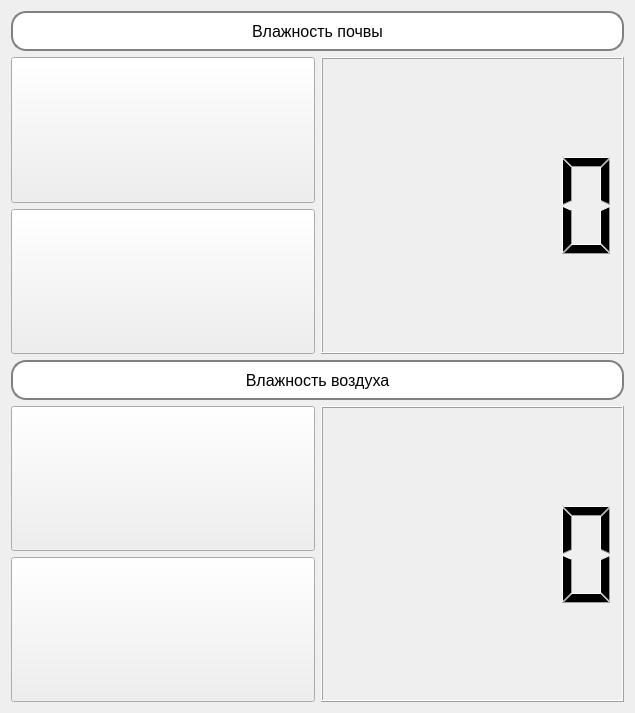
Above: ui/humidity.ui from chelovek12565/farm before the change. Below: the same form after it.
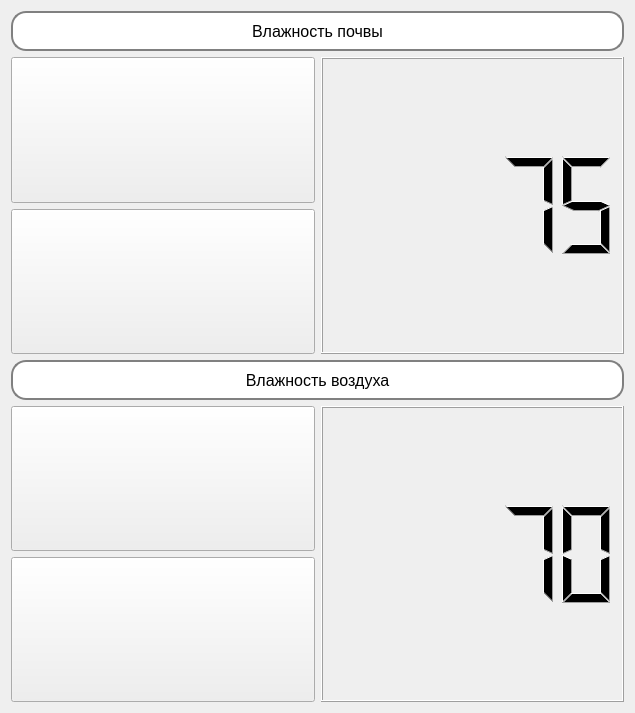
That is the form after the change.

The edit to the form file:
```diff
--- a/ui/humidity.ui
+++ b/ui/humidity.ui
@@ -91,7 +91,14 @@
       </layout>
      </item>
      <item>
-      <widget class="QLCDNumber" name="lcdNumber_2"/>
+      <widget class="QLCDNumber" name="lcdNumber_2">
+       <property name="smallDecimalPoint">
+        <bool>false</bool>
+       </property>
+       <property name="intValue" stdset="0">
+        <number>75</number>
+       </property>
+      </widget>
      </item>
     </layout>
    </item>
@@ -161,7 +168,11 @@
       </layout>
      </item>
      <item>
-      <widget class="QLCDNumber" name="lcdNumber"/>
+      <widget class="QLCDNumber" name="lcdNumber_1">
+       <property name="intValue" stdset="0">
+        <number>70</number>
+       </property>
+      </widget>
      </item>
     </layout>
    </item>
```
